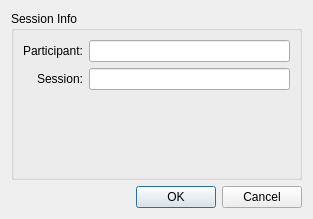
Above: pygesture/ui/new_session_template.ui from ixjlyons/pygesture before the change. Below: the same form after it.
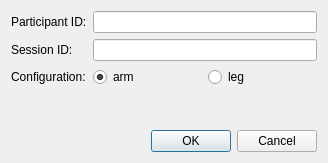
That is the form after the change.

Commit message: Moved Session from recorder to train (why was it ever in recorder?). Added Session class to main for overall structure which will get passed to train and test. Some other cleanup.

```diff
--- a/pygesture/ui/new_session_template.ui
+++ b/pygesture/ui/new_session_template.ui
@@ -9,8 +9,8 @@
    <rect>
     <x>0</x>
     <y>0</y>
-    <width>313</width>
-    <height>219</height>
+    <width>328</width>
+    <height>163</height>
    </rect>
   </property>
   <property name="sizePolicy">
@@ -30,35 +30,11 @@
   </property>
   <layout class="QGridLayout" name="gridLayout">
    <item row="0" column="0">
-    <widget class="QGroupBox" name="sessionInfoBox">
-     <property name="sizePolicy">
-      <sizepolicy hsizetype="Preferred" vsizetype="Preferred">
-       <horstretch>0</horstretch>
-       <verstretch>0</verstretch>
-      </sizepolicy>
-     </property>
-     <property name="title">
-      <string>Session Info</string>
-     </property>
-     <property name="alignment">
-      <set>Qt::AlignLeading|Qt::AlignLeft|Qt::AlignTop</set>
-     </property>
-     <property name="flat">
-      <bool>false</bool>
-     </property>
-     <property name="checkable">
-      <bool>false</bool>
-     </property>
-     <layout class="QGridLayout" name="gridLayout_4">
-      <item row="0" column="0">
        <layout class="QFormLayout" name="formLayout">
-        <property name="labelAlignment">
-         <set>Qt::AlignRight|Qt::AlignTrailing|Qt::AlignVCenter</set>
-        </property>
         <item row="0" column="0">
          <widget class="QLabel" name="participantLabel">
           <property name="text">
-           <string>Participant:</string>
+        <string>Participant ID:</string>
           </property>
          </widget>
         </item>
@@ -68,17 +44,48 @@
         <item row="1" column="0">
          <widget class="QLabel" name="sessionLabel">
           <property name="text">
-           <string>Session:</string>
+        <string>Session ID:</string>
           </property>
          </widget>
         </item>
         <item row="1" column="1">
          <widget class="QLineEdit" name="sessionLineEdit"/>
         </item>
+     <item row="2" column="0">
+      <widget class="QLabel" name="configurationLabel">
+       <property name="text">
+        <string>Configuration:</string>
+       </property>
+      </widget>
+     </item>
+     <item row="2" column="1">
+      <layout class="QHBoxLayout" name="horizontalLayout">
+       <item>
+        <widget class="QRadioButton" name="armRadioButton">
+         <property name="text">
+          <string>arm</string>
+         </property>
+         <property name="checked">
+          <bool>true</bool>
+         </property>
+         <attribute name="buttonGroup">
+          <string notr="true">configurationGroup</string>
+         </attribute>
+        </widget>
+       </item>
+       <item>
+        <widget class="QRadioButton" name="legRadioButton">
+         <property name="text">
+          <string>leg</string>
+         </property>
+         <attribute name="buttonGroup">
+          <string notr="true">configurationGroup</string>
+         </attribute>
+        </widget>
+       </item>
        </layout>
       </item>
      </layout>
-    </widget>
    </item>
    <item row="1" column="0">
     <widget class="QDialogButtonBox" name="buttonBox">
```
Left out of the diff: 9 changed lines with no effect on the pictures. Lines whose indentation alone changed are shown as unchanged. The commit also changes 9 other files.
